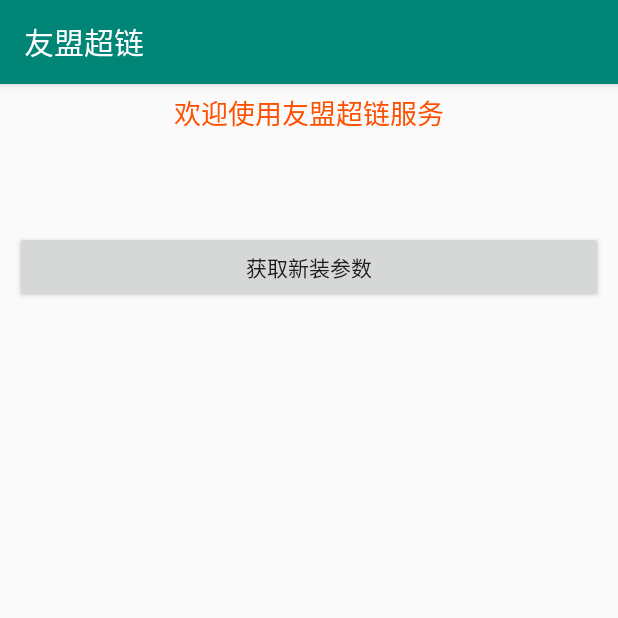
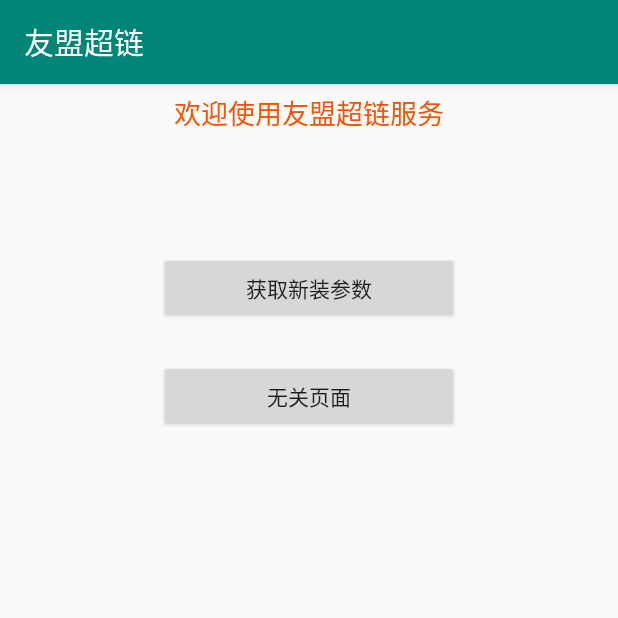
Before and after one commit to umeng/Link_Demo_Android, an Android app: the screen it shows after launch (MainActivity), on a phone screen of 412 x 824 dp, the top half of it. Run offline under Robolectric (Android 15) with nearby library versions, the phone set to English and light mode, and no system bars; libraries missing offline, so code that uses them is left out: org.xutils.x; 1 statement that could not run was skipped.

Commit message:
fix MainActivity to SingleTask

```diff
--- a/app/src/main/AndroidManifest.xml
+++ b/app/src/main/AndroidManifest.xml
@@ -22,7 +22,9 @@
         android:supportsRtl="true"
         android:theme="@style/AppTheme"
         android:networkSecurityConfig="@xml/network_security_config">
-        <activity android:name=".MainActivity">
+        <activity
+            android:name=".MainActivity"
+            android:launchMode="singleTask">
             <intent-filter>
                 <action android:name="android.intent.action.MAIN" />
                 <category android:name="android.intent.category.LAUNCHER" />
@@ -37,5 +39,7 @@
 
         <activity android:name=".UMLinkActivity"/>
 
+        <activity android:name=".UMOtherActivity"/>
+
     </application>
 </manifest>
--- a/app/src/main/java/com/umeng/umlinkdemo/MainActivity.java
+++ b/app/src/main/java/com/umeng/umlinkdemo/MainActivity.java
@@ -141,5 +141,9 @@ public class MainActivity extends AppCompatActivity {
         if (id == R.id.installparams) {
             MobclickLink.getInstallParams(this, umlinkAdapter);
         }
+        else if (id == R.id.other) {
+            in = new Intent(mContext, UMOtherActivity.class);
+            startActivity(in);
+        }
     }
 }
--- a/app/src/main/res/layout/activity_main.xml
+++ b/app/src/main/res/layout/activity_main.xml
@@ -34,19 +34,26 @@
 
         <LinearLayout
             android:layout_width="match_parent"
-            android:layout_height="wrap_content"
-            android:gravity="center_vertical">
+            android:layout_height="match_parent"
+            android:gravity="center"
+            android:orientation="vertical">
 
             <Button
                 android:id="@+id/installparams"
-                android:layout_width="0dp"
+                android:layout_width="200dp"
                 android:layout_height="wrap_content"
-                android:layout_gravity="center"
-                android:layout_margin="10dp"
-                android:layout_marginTop="10dp"
-                android:layout_weight="1"
+                android:layout_marginTop="24dp"
                 android:onClick="onClick"
                 android:text="获取新装参数" />
+
+            <Button
+                android:id="@+id/other"
+                android:layout_width="200dp"
+                android:layout_height="wrap_content"
+                android:layout_marginTop="24dp"
+                android:onClick="onClick"
+                android:text="无关页面" />
+
         </LinearLayout>
     </LinearLayout>
 </ScrollView>
```
Also changed, not shown: app/src/main/java/com/umeng/umlinkdemo/UMOtherActivity.java (added, +19 -0 lines), app/src/main/res/layout/activity_umother.xml (added, +20 -0 lines).
